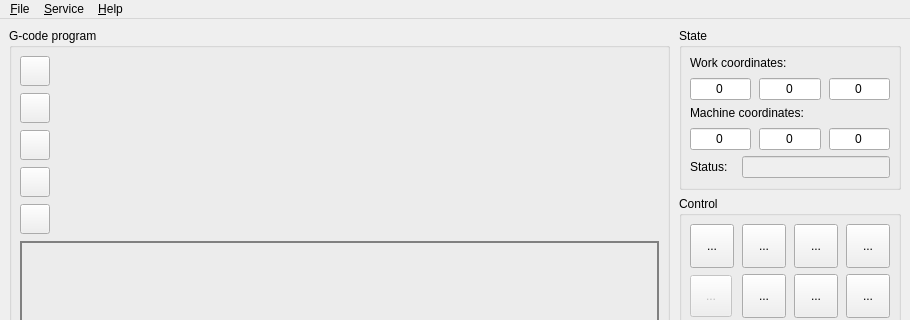
First picture: the form in src/frmmain.ui, repository za-ek/CandlePCB, before the edit; both pictures show x 0 to 910 and y 0 to 320 of the 910 by 899 pixel window.
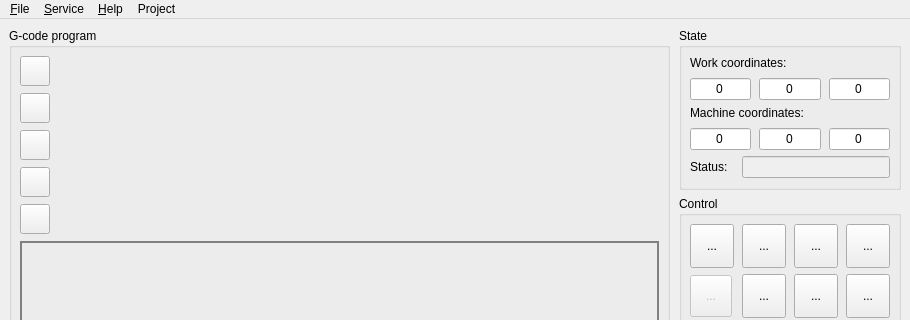
Second picture: the form after the edit. Icons and pictures are not drawn. Custom widgets are drawn as their Qt base class.

```diff
--- a/src/frmmain.ui
+++ b/src/frmmain.ui
@@ -2639,9 +2639,17 @@
     </property>
     <addaction name="actAbout"/>
    </widget>
+   <widget class="QMenu" name="menuProject">
+    <property name="title">
+     <string>Project</string>
+    </property>
+    <addaction name="actionOpen_directory"/>
+    <addaction name="actionGenerate_g_code"/>
+   </widget>
    <addaction name="mnuFile"/>
    <addaction name="mnuService"/>
    <addaction name="mnuHelp"/>
+   <addaction name="menuProject"/>
   </widget>
   <action name="actFileOpen">
    <property name="text">
```
Left out of the diff: 10 changed lines with no effect on the pictures.
